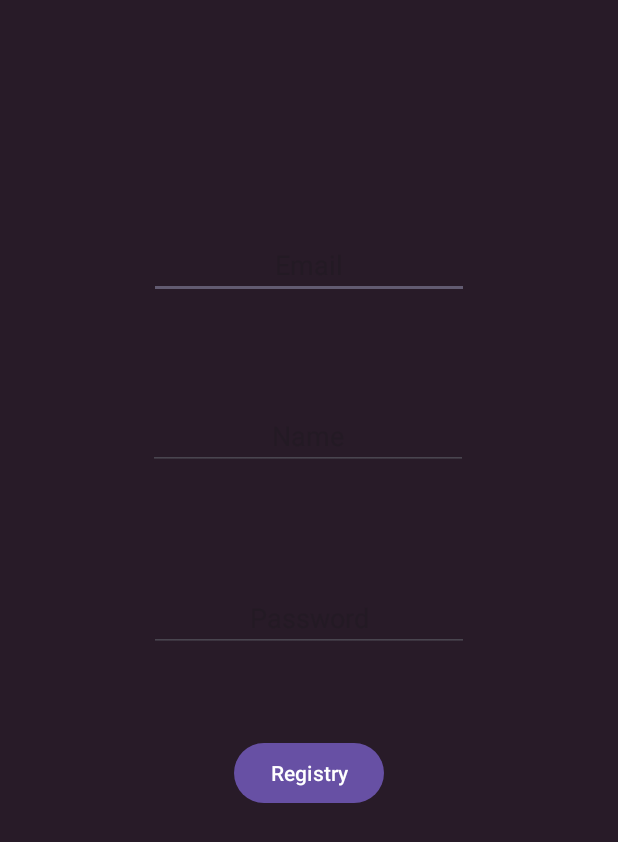
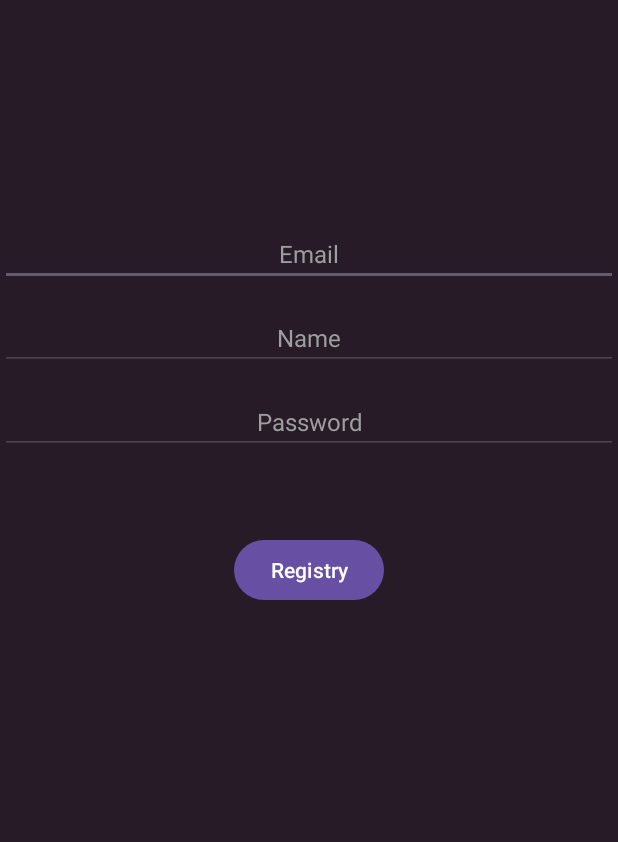
Before and after one commit to Wuffluv/TodoList, an Android app: the screen it shows after launch (ActivityRegistration), after a tap on "New User", on a phone screen of 412 x 824 dp. Shown: the top 842 px of the screen. Run offline under Robolectric (Android 15) with nearby library versions, the phone set to English and light mode, and no system bars.

```diff
--- a/App/app/src/main/java/com/example/todolist/MainActivity.java
+++ b/App/app/src/main/java/com/example/todolist/MainActivity.java
@@ -9,39 +9,38 @@ import android.widget.Toast;
 
 import androidx.appcompat.app.AppCompatActivity;
 
+/**
+ * Экран логина: ввод Email и Password.
+ * При успешном логине -> MainMenuActivity (передаём userId).
+ */
 public class MainActivity extends AppCompatActivity {
 
     private EditText enterEmail, enterPassword;
     private Button loginButton, newUserButton;
-
-    private DatabaseHelper dbHelper; // для работы с SQLite
+    private DatabaseHelper dbHelper;
 
     @Override
     protected void onCreate(Bundle savedInstanceState) {
         super.onCreate(savedInstanceState);
-        setContentView(R.layout.activity_main); // Это ваш XML с полями Email/Password и кнопками
+        setContentView(R.layout.activity_main); // Ваш XML с EnterEmail, EnterPassword, LoginButt, NewLoginButt
 
-        // Инициализация полей ввода
+        // Инициализируем поля
         enterEmail = findViewById(R.id.EnterEmail);
         enterPassword = findViewById(R.id.EnterPassword);
+        loginButton = findViewById(R.id.LoginButt);
+        newUserButton = findViewById(R.id.NewLoginButt);
 
-        // Инициализация кнопок
-        loginButton = findViewById(R.id.LoginButt);    // Кнопка "Login"
-        newUserButton = findViewById(R.id.NewLoginButt); // Кнопка "New User"
-
-        // Создаём экземпляр DatabaseHelper
+        // Создаём helper
         dbHelper = new DatabaseHelper(this);
 
-        // Обработчик для кнопки Login
+        // Кнопка Login
         loginButton.setOnClickListener(new View.OnClickListener() {
             @Override
             public void onClick(View v) {
 
-                // Считываем email и пароль, введённые пользователем
                 String email = enterEmail.getText().toString().trim();
                 String password = enterPassword.getText().toString().trim();
 
-                // Проверка на пустоту
                 if (email.isEmpty() || password.isEmpty()) {
                     Toast.makeText(MainActivity.this,
                             "Введите Email и пароль!",
@@ -49,20 +48,21 @@ public class MainActivity extends AppCompatActivity {
                     return;
                 }
 
-                // Проверяем в базе, существует ли такой пользователь
                 boolean exists = dbHelper.checkUserCredentials(email, password);
                 if (exists) {
-                    // Успешный вход
+                    // Получаем userId
+                    int userId = dbHelper.getUserIdByEmail(email);
+
                     Toast.makeText(MainActivity.this,
                             "Добро пожаловать!",
                             Toast.LENGTH_SHORT).show();
 
-                    // Переход на главное меню (MainMenuActivity)
+                    // Переходим на MainMenuActivity, передаём userId
                     Intent intent = new Intent(MainActivity.this, MainMenuActivity.class);
+                    intent.putExtra("USER_ID", userId);
                     startActivity(intent);
                     finish();
                 } else {
-                    // Неверные данные
                     Toast.makeText(MainActivity.this,
                             "Неверный Email или пароль!",
                             Toast.LENGTH_SHORT).show();
@@ -70,7 +70,7 @@ public class MainActivity extends AppCompatActivity {
             }
         });
 
-        // Обработчик для кнопки New User
+        // Кнопка "New User" -> ActivityRegistration (или что у вас)
         newUserButton.setOnClickListener(new View.OnClickListener() {
             @Override
             public void onClick(View v) {
--- a/App/app/src/main/res/layout/activity_registration.xml
+++ b/App/app/src/main/res/layout/activity_registration.xml
@@ -1,67 +1,80 @@
 <?xml version="1.0" encoding="utf-8"?>
-<androidx.constraintlayout.widget.ConstraintLayout xmlns:android="http://schemas.android.com/apk/res/android"
+<androidx.constraintlayout.widget.ConstraintLayout
+    xmlns:android="http://schemas.android.com/apk/res/android"
     xmlns:app="http://schemas.android.com/apk/res-auto"
     xmlns:tools="http://schemas.android.com/tools"
     android:layout_width="match_parent"
     android:layout_height="match_parent"
-    android:background="#281B28">
+    android:background="#281B28"
+    tools:context=".ActivityRegistration">
 
+    <!-- Поле ввода: Email -->
+
+    <!-- Поле ввода: Name -->
+
+    <!-- Поле ввода: Password -->
+
+    <!-- Кнопка Registry -->
 
     <EditText
         android:id="@+id/NewEmail"
-        android:layout_width="wrap_content"
+        android:layout_width="0dp"
         android:layout_height="wrap_content"
+        android:layout_marginTop="148dp"
         android:ems="10"
         android:hint="Email"
-        android:inputType="text"
+        android:inputType="textEmailAddress"
         android:textAlignment="center"
-        android:textColor="#F0F0F0"
-        app:layout_constraintBottom_toBottomOf="parent"
+        android:textColor="#FFFFFFFF"
+        android:textColorHint="#9E9E9E"
+        android:textSize="16sp"
         app:layout_constraintEnd_toEndOf="parent"
+        app:layout_constraintHorizontal_bias="0.0"
         app:layout_constraintStart_toStartOf="parent"
-        app:layout_constraintTop_toTopOf="parent"
-        app:layout_constraintVertical_bias="0.198" />
-
+        app:layout_constraintTop_toTopOf="parent" />
 
     <EditText
         android:id="@+id/NewName"
-        android:layout_width="wrap_content"
+        android:layout_width="0dp"
         android:layout_height="wrap_content"
+        android:layout_marginTop="204dp"
         android:ems="10"
         android:hint="Name"
-        android:inputType="text"
+        android:inputType="textPersonName"
         android:textAlignment="center"
-        app:layout_constraintBottom_toBottomOf="parent"
+        android:textColor="#FFFFFFFF"
+        android:textColorHint="#9E9E9E"
+        android:textSize="16sp"
         app:layout_constraintEnd_toEndOf="parent"
-        app:layout_constraintHorizontal_bias="0.497"
+        app:layout_constraintHorizontal_bias="0.0"
         app:layout_constraintStart_toStartOf="parent"
-        app:layout_constraintTop_toTopOf="parent"
-        app:layout_constraintVertical_bias="0.344" />
-
+        app:layout_constraintTop_toTopOf="parent" />
 
     <EditText
         android:id="@+id/NewPassword"
-        android:layout_width="wrap_content"
+        android:layout_width="0dp"
         android:layout_height="wrap_content"
+        android:layout_marginTop="260dp"
         android:ems="10"
         android:hint="Password"
         android:inputType="textPassword"
         android:textAlignment="center"
-        app:layout_constraintBottom_toBottomOf="parent"
+        android:textColor="#FFFFFFFF"
+        android:textColorHint="#9E9E9E"
+        android:textSize="16sp"
         app:layout_constraintEnd_toEndOf="parent"
+        app:layout_constraintHorizontal_bias="0.0"
         app:layout_constraintStart_toStartOf="parent"
         app:layout_constraintTop_toTopOf="parent" />
-
-
 
     <Button
         android:id="@+id/RegistryButt"
         android:layout_width="wrap_content"
         android:layout_height="wrap_content"
+        android:layout_marginTop="356dp"
         android:text="Registry"
-        app:layout_constraintBottom_toBottomOf="parent"
         app:layout_constraintEnd_toEndOf="parent"
         app:layout_constraintStart_toStartOf="parent"
-        app:layout_constraintTop_toTopOf="parent"
-        app:layout_constraintVertical_bias="0.633" />
+        app:layout_constraintTop_toTopOf="parent" />
+
 </androidx.constraintlayout.widget.ConstraintLayout>
```
Also changed, not shown: App/app/src/main/java/com/example/todolist/DatabaseHelper.java (+129 -30 lines), App/app/src/main/java/com/example/todolist/MainMenuActivity.java (+38 -13 lines), App/app/src/main/java/com/example/todolist/Task.java (+29 -4 lines), App/app/src/main/java/com/example/todolist/TaskAdapter.java (+61 -61 lines), App/app/src/main/res/layout/activity_main.xml (+21 -17 lines).
